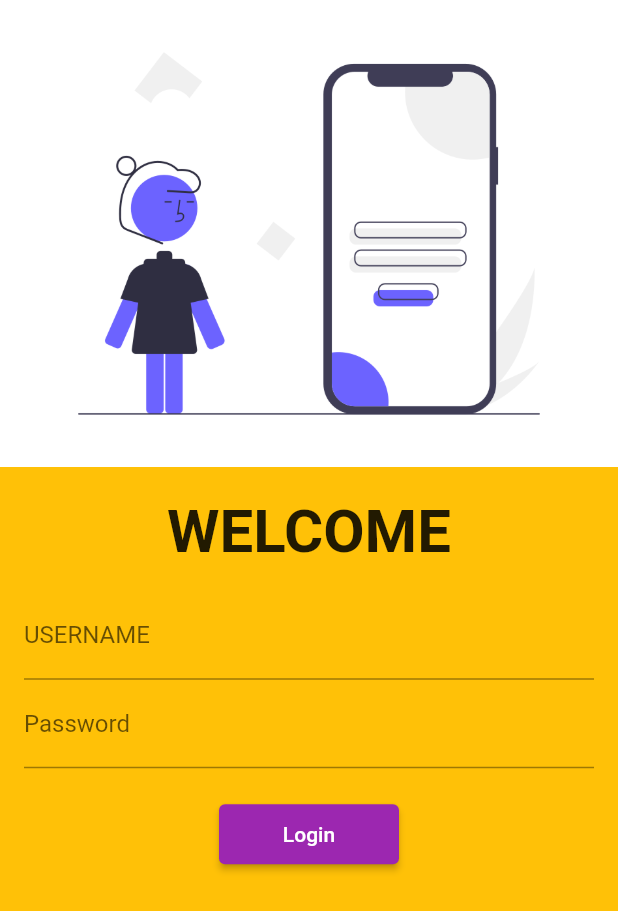
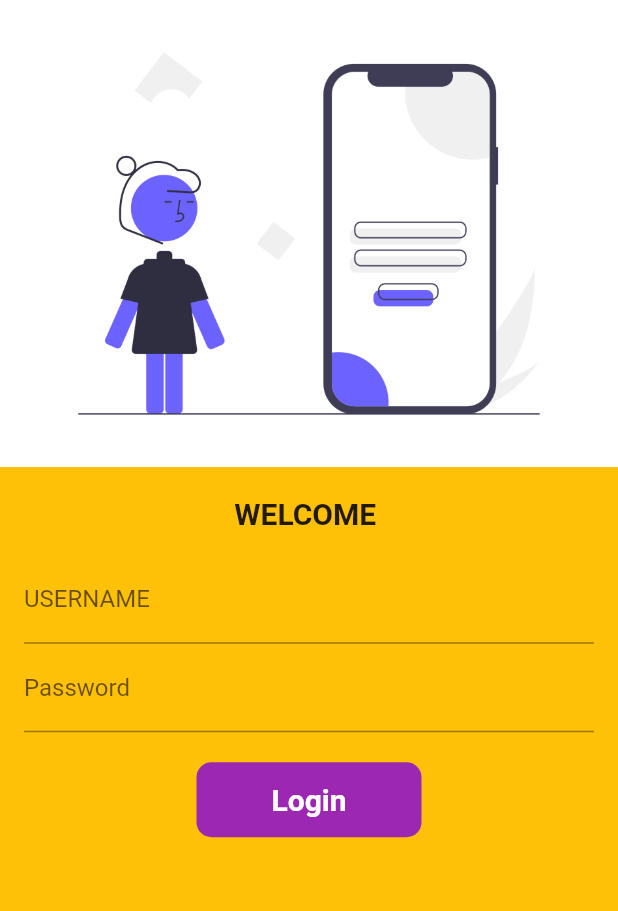
Before and after one commit to Decimator/project_notes_app, a Flutter app: the screen it shows after launch, on a phone screen of 412 x 824 dp. Shown: the top 911 px of the screen. Run offline on Flutter 3.47's test engine with Material 2 defaults, Android fonts, the phone set to English and light mode, and no system bars.

Commit message:
some changes

```diff
--- a/lib/main.dart
+++ b/lib/main.dart
@@ -30,6 +30,7 @@ class MyApp extends StatelessWidget {
         MyRoutes.homeRoute:(context)=>home_page(),
         MyRoutes.loginRoute:(context)=>login(),
 
+
       },
     );
   }
--- a/lib/pages/home_page.dart
+++ b/lib/pages/home_page.dart
@@ -6,7 +6,7 @@ class home_page extends StatelessWidget {
   Widget build(BuildContext context) {
     return Scaffold(
       appBar: AppBar(
-        title: const Text("PRACTICE BITCH"),
+        title: const Text("CRAZY BITCH"),
       ),
       body: Center(
         child: Container(
--- a/lib/pages/login.dart
+++ b/lib/pages/login.dart
@@ -1,9 +1,16 @@
 import 'package:flutter/material.dart';
 import 'package:untitled1/utilities/routes.dart';
 
-class login extends StatelessWidget {
+class login extends StatefulWidget {
   const login({Key? key}) : super(key: key);
 
+  @override
+  State<login> createState() => _loginState();
+}
+
+class _loginState extends State<login> {
+  String name="";
+  bool changeButton= false;
   @override
   Widget build(BuildContext context) {
     return  Material(
@@ -16,8 +23,8 @@ class login extends StatelessWidget {
            const SizedBox(
              height: 20,
            ),
-           const Text("WELCOME",style: TextStyle(
-             fontSize: 40,
+            Text("WELCOME $name" ,style:const TextStyle(
+             fontSize: 20,
              fontWeight: FontWeight.bold,
            ),),
 
@@ -30,6 +37,10 @@ class login extends StatelessWidget {
                        hintText: "Enter Username",
                        labelText: "USERNAME"
                    ),
+                   onChanged:(value){
+                     name=value;
+                     setState((){});
+                   },
                  ),
                  TextFormField(
                    obscureText: true,
@@ -41,13 +52,41 @@ class login extends StatelessWidget {
                  const SizedBox(
                    height: 20,
                  ),
-                 ElevatedButton(onPressed: () {
+                 InkWell(
+                   onTap: () async {
+                     setState((){
+                       changeButton=true;
+                     });
+                     await Future.delayed(const Duration(seconds: 1));
+                     Navigator.pushNamed(context, MyRoutes.homeRoute);
+                   },
+                   child: AnimatedContainer(
+                     duration:  const Duration(seconds: 1),
+                     width: changeButton?60 : 150,
+                     decoration:  BoxDecoration(
+                       color: Colors.purple,
+                       borderRadius: BorderRadius.circular(10),
+                     ),
+
+                     height: 50,
+                       //color: Colors.purple,
+                     alignment: Alignment.center ,
+                     child: changeButton?const Icon(Icons.done,color: Colors.white,): const Text("Login",style: TextStyle(
+                       color: Colors.white,
+                       fontWeight: FontWeight.bold,
+                       fontSize: 20,
+                     ),) ,
+                   ),
+                 ),
+
+
+                /* ElevatedButton(onPressed: () {
                    Navigator.pushNamed(context, MyRoutes.homeRoute);
                  },
 
                    style: TextButton.styleFrom(minimumSize: const Size(120,40)),
                      child:const Text("Login"),
-                   ),
+                   ),*/
 
 
                ],
```
